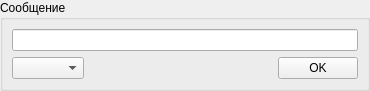
Above: UskTerminal3/uskmessagepacket.ui from KurlesHS/USK_Utils before the change. Below: the same form after it.
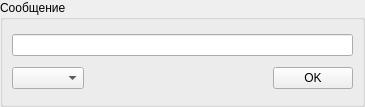
That is the form after the change.

The edit to the form file:
```diff
--- a/UskTerminal3/uskmessagepacket.ui
+++ b/UskTerminal3/uskmessagepacket.ui
@@ -6,8 +6,8 @@
    <rect>
     <x>0</x>
     <y>0</y>
-    <width>370</width>
-    <height>86</height>
+    <width>365</width>
+    <height>107</height>
    </rect>
   </property>
   <property name="windowTitle">
```
